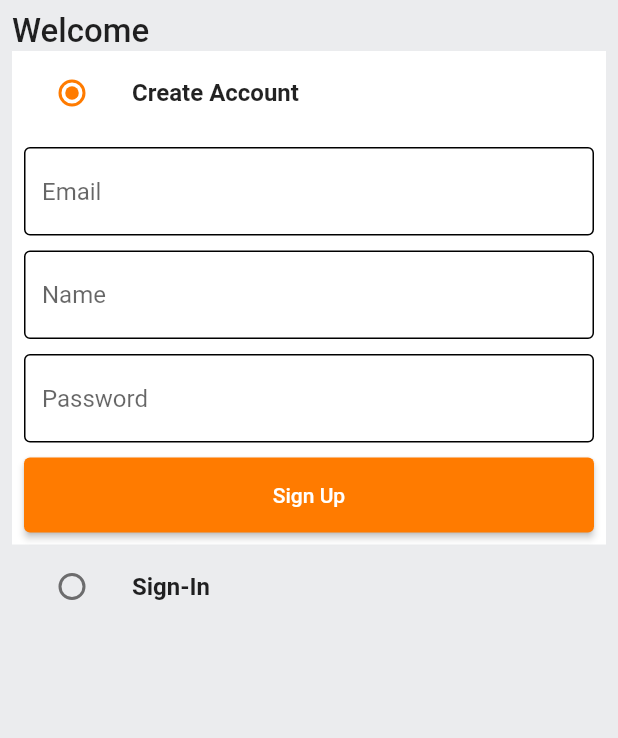
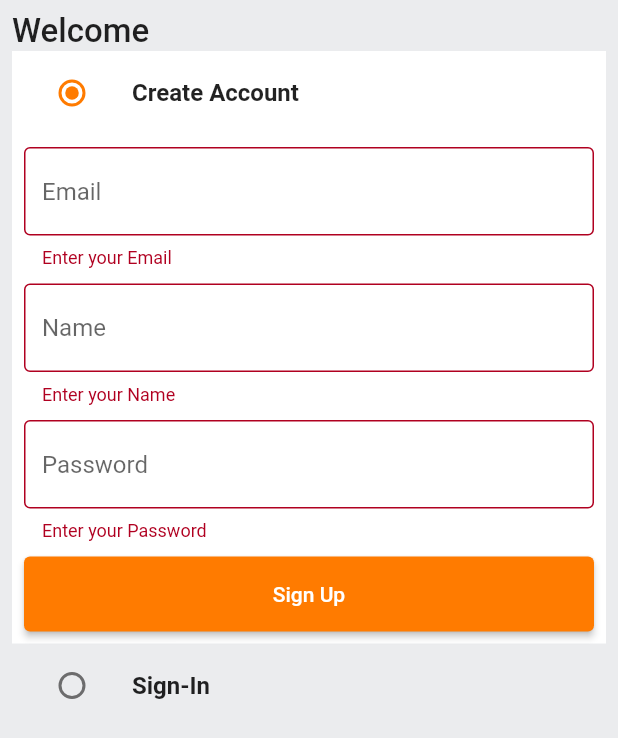
Before and after one commit to JeffersonJefferson-pixel/flutter-amazon-clone, a Flutter app: the screen it shows after launch, after a tap on "Sign Up", on a phone screen of 412 x 824 dp. Shown: the top 738 px of the screen. Run offline on Flutter 3.47's test engine with Material 2 defaults, Android fonts, the phone set to English and light mode, and no system bars.

```diff
--- a/lib/common/widgets/custom_textfield.dart
+++ b/lib/common/widgets/custom_textfield.dart
@@ -23,7 +23,12 @@ class CustomTextField extends StatelessWidget {
           ),
         ),
       ),
-      validator: (val) {},
+      validator: (val) {
+        if (val == null || val.isEmpty) {
+          return 'Enter your $hintText';
+        }
+        return null;
+      },
     );
   }
 }
--- a/lib/constants/global_variables.dart
+++ b/lib/constants/global_variables.dart
@@ -1,4 +1,6 @@
 import 'package:flutter/material.dart';
+
+String uri = 'http://192.168.0.110:3000';
 
 class GlobalVariables {
   // COLORS
--- a/lib/features/auth/screens/auth_screen.dart
+++ b/lib/features/auth/screens/auth_screen.dart
@@ -1,6 +1,7 @@
 import 'package:amazon_clone/common/widgets/custom_button.dart';
 import 'package:amazon_clone/common/widgets/custom_textfield.dart';
 import 'package:amazon_clone/constants/global_variables.dart';
+import 'package:amazon_clone/features/auth/services/auth_service.dart';
 import 'package:flutter/material.dart';
 
 enum Auth { signin, signup }
@@ -20,6 +21,7 @@ class _AuthScreenState extends State<AuthScreen> {
   final TextEditingController _emailController = TextEditingController();
   final TextEditingController _passwordController = TextEditingController();
   final TextEditingController _nameController = TextEditingController();
+  final AuthService authService = AuthService();
 
   @override
   void dispose() {
@@ -27,6 +29,15 @@ class _AuthScreenState extends State<AuthScreen> {
     _emailController.dispose();
     _passwordController.dispose();
     _nameController.dispose();
+  }
+
+  void signUpUser() {
+    authService.signUpUser(
+      context: context,
+      email: _emailController.text,
+      password: _passwordController.text,
+      name: _nameController.text,
+    );
   }
 
   @override
@@ -96,7 +107,13 @@ class _AuthScreenState extends State<AuthScreen> {
                         const SizedBox(
                           height: 10,
                         ),
-                        CustomButton(text: 'Sign Up', onTap: () {})
+                        CustomButton(
+                            text: 'Sign Up',
+                            onTap: () {
+                              if (_signUpFormKey.currentState!.validate()) {
+                                signUpUser();
+                              }
+                            })
                       ],
                     ),
                   ),
--- /dev/null
+++ b/lib/models/user.dart
@@ -0,0 +1,51 @@
+import 'dart:convert';
+
+// ignore_for_file: public_member_api_docs, sort_constructors_first
+class User {
+  final String id;
+  final String name;
+  final String email;
+  final String password;
+  final String address;
+  final String type;
+  final String token;
+
+  User({
+    required this.id,
+    required this.name,
+    required this.email,
+    required this.password,
+    required this.address,
+    required this.type,
+    required this.token,
+  });
+
+  Map<String, dynamic> toMap() {
+    return <String, dynamic>{
+      'id': id,
+      'name': name,
+      'email': email,
+      'password': password,
+      'address': address,
+      'type': type,
+      'token': token,
+    };
+  }
+
+  factory User.fromMap(Map<String, dynamic> map) {
+    return User(
+      id: map['id'] as String,
+      name: map['name'] as String,
+      email: map['email'] as String,
+      password: map['password'] as String,
+      address: map['address'] as String,
+      type: map['type'] as String,
+      token: map['token'] as String,
+    );
+  }
+
+  String toJson() => json.encode(toMap());
+
+  factory User.fromJson(String source) =>
+      User.fromMap(json.decode(source) as Map<String, dynamic>);
+}
--- a/pubspec.yaml
+++ b/pubspec.yaml
@@ -35,6 +35,7 @@ dependencies:
   # The following adds the Cupertino Icons font to your application.
   # Use with the CupertinoIcons class for iOS style icons.
   cupertino_icons: ^1.0.2
+  http: ^1.1.0
 
 dev_dependencies:
   flutter_test:
```
Also changed, not shown: lib/constants/error_handling.dart (added, +25 -0 lines), lib/constants/utils.dart (added, +9 -0 lines), lib/features/auth/services/auth_service.dart (added, +44 -0 lines), pubspec.lock.
